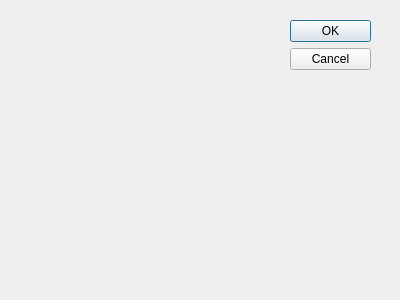
Above: src/gui/fixedfolderdialog.ui from piql/insight before the change. Below: the same form after it.
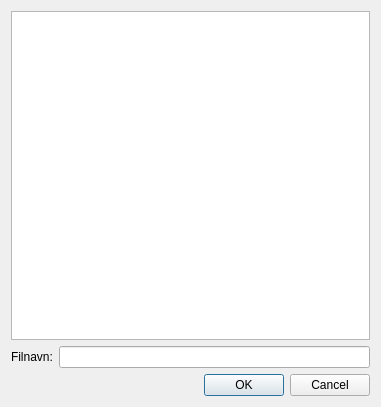
That is the form after the change.

Diff of the .ui file:
```diff
--- a/src/gui/fixedfolderdialog.ui
+++ b/src/gui/fixedfolderdialog.ui
@@ -1,36 +1,59 @@
-<ui version="4.0" >
- <author></author>
- <comment></comment>
- <exportmacro></exportmacro>
- <class>Dialog</class>
- <widget class="QDialog" name="Dialog" >
-  <property name="geometry" >
+<?xml version="1.0" encoding="UTF-8"?>
+<ui version="4.0">
+ <class>FixedFolderDialog</class>
+ <widget class="QDialog" name="FixedFolderDialog">
+  <property name="geometry">
    <rect>
     <x>0</x>
     <y>0</y>
-    <width>400</width>
-    <height>300</height>
+    <width>381</width>
+    <height>407</height>
    </rect>
   </property>
   <property name="windowTitle" >
    <string>Dialog</string>
   </property>
-  <widget class="QDialogButtonBox" name="buttonBox" >
-   <property name="geometry" >
-    <rect>
-     <x>290</x>
-     <y>20</y>
-     <width>81</width>
-     <height>241</height>
-    </rect>
-   </property>
-   <property name="orientation" >
-    <enum>Qt::Vertical</enum>
-   </property>
-   <property name="standardButtons" >
-    <set>QDialogButtonBox::Cancel|QDialogButtonBox::Ok</set>
-   </property>
-  </widget>
+  <layout class="QVBoxLayout" name="verticalLayout_3">
+   <item>
+    <layout class="QVBoxLayout" name="verticalLayout_2">
+     <item>
+      <layout class="QVBoxLayout" name="verticalLayout">
+       <item>
+        <widget class="QTreeView" name="treeView">
+         <attribute name="headerVisible">
+          <bool>false</bool>
+         </attribute>
+        </widget>
+       </item>
+       <item>
+        <layout class="QHBoxLayout" name="horizontalLayout">
+         <item>
+          <widget class="QLabel" name="label">
+           <property name="text">
+            <string>Filnavn:</string>
+           </property>
+          </widget>
+         </item>
+         <item>
+          <widget class="QLineEdit" name="lineEdit"/>
+         </item>
+        </layout>
+       </item>
+      </layout>
+     </item>
+     <item>
+      <widget class="QDialogButtonBox" name="buttonBox">
+       <property name="orientation">
+        <enum>Qt::Horizontal</enum>
+       </property>
+       <property name="standardButtons">
+        <set>QDialogButtonBox::Cancel|QDialogButtonBox::Ok</set>
+       </property>
+      </widget>
+     </item>
+    </layout>
+   </item>
+  </layout>
  </widget>
  <pixmapfunction></pixmapfunction>
  <resources/>
```
Left out of the diff: 16 changed lines with no effect on the pictures.
